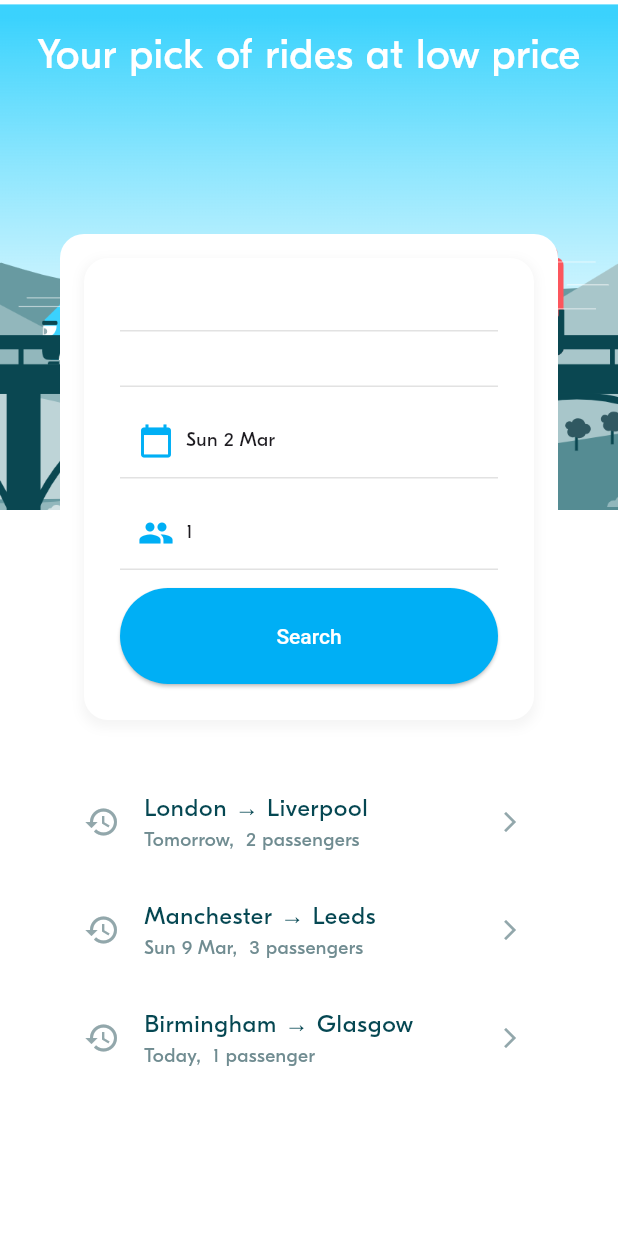
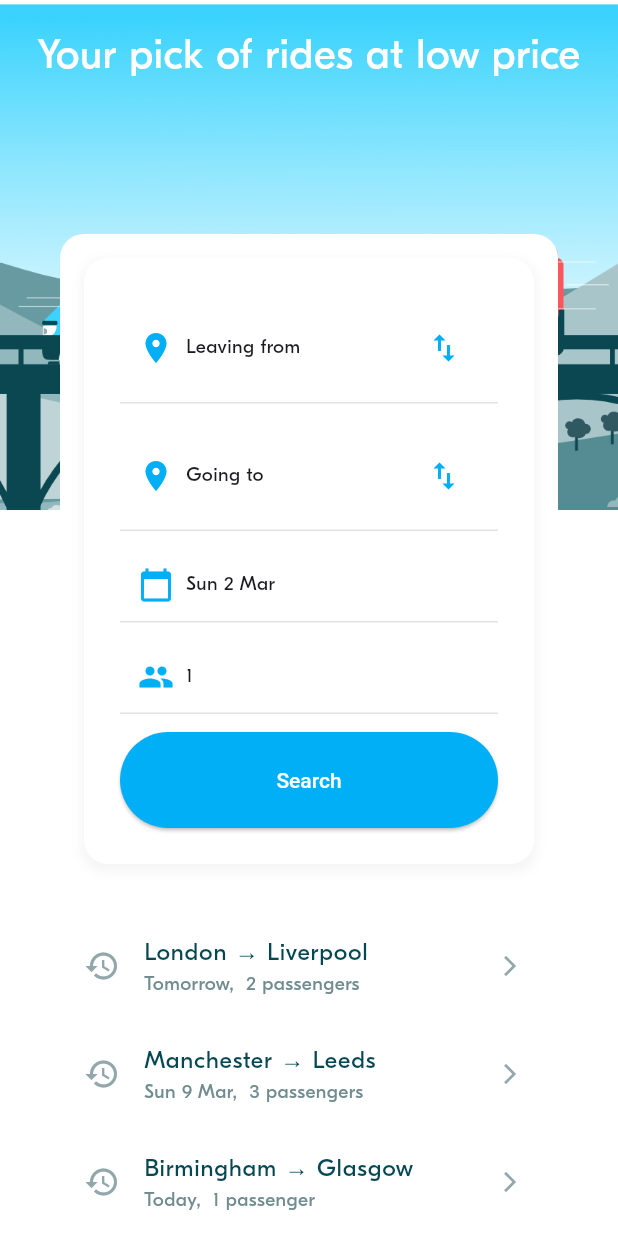
Before and after one commit to Nene1222/blablacar, a Flutter app: the screen it shows after launch, on a phone screen of 412 x 824 dp. Run offline on Flutter 3.47's test engine with Material 3 defaults, Android fonts, the phone set to English and light mode, and no system bars; project files that could hold a hidden picture were left out.

Commit message:
bla-004 start code

```diff
--- a/lib/screens/ride_pref/widgets/ride_pref_form.dart
+++ b/lib/screens/ride_pref/widgets/ride_pref_form.dart
@@ -236,23 +236,23 @@ class _RidePrefFormState extends State<RidePrefForm> {
           bottom: BorderSide(color: BlaColors.greyLight),
         ),
       ),
-      // child: Row(
-      //   mainAxisAlignment: MainAxisAlignment.spaceBetween,
-      //   children: [
-      //     Row(
-      //       children: [
-      //         Icon(icon, color: BlaColors.primary),
-      //         SizedBox(width: 8),
-      //         Text(locationName, style: BlaTextStyles.label),
-      //       ],
-      //     ),
-      //     IconButton(
-      //       icon: Icon(Icons.swap_vert, color: BlaColors.primary),
-      //       onPressed: _swapLocations,
-      //       tooltip: 'Swap locations',
-      //     ),
-      //   ],
-      // ),
+      child: Row(
+        mainAxisAlignment: MainAxisAlignment.spaceBetween,
+        children: [
+          Row(
+            children: [
+              Icon(icon, color: BlaColors.primary),
+              SizedBox(width: 8),
+              Text(locationName, style: BlaTextStyles.label),
+            ],
+          ),
+          IconButton(
+            icon: Icon(Icons.swap_vert, color: BlaColors.primary),
+            onPressed: _swapLocations,
+            tooltip: 'Swap locations',
+          ),
+        ],
+      ),
     );
   }
 
```
